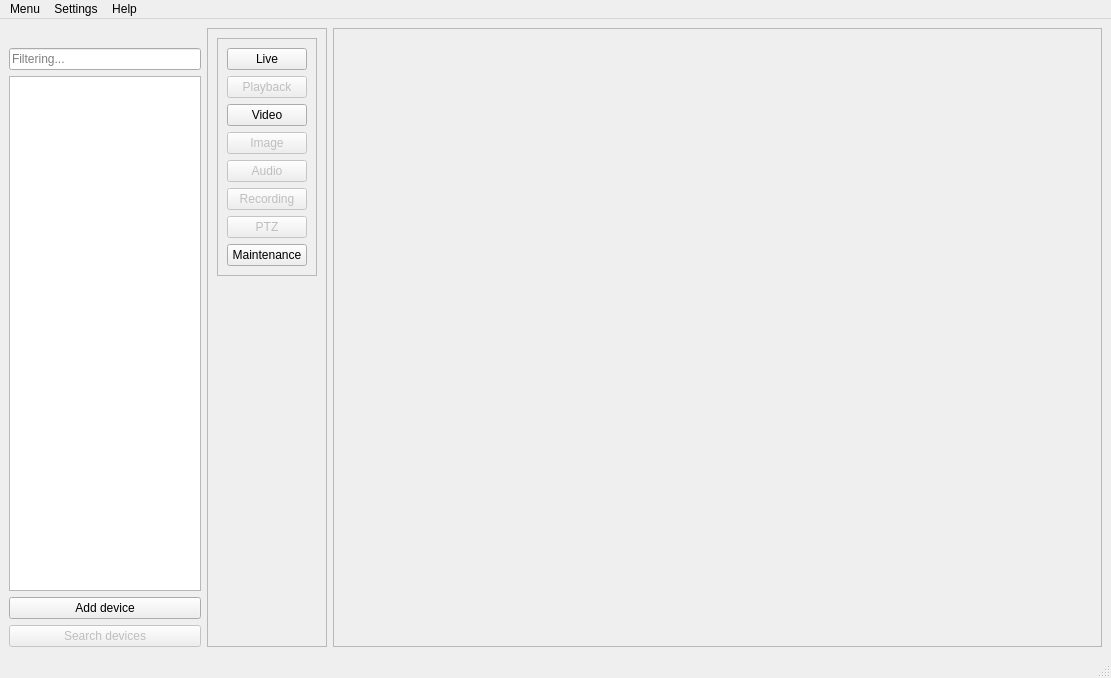
Before: the Qt Designer form GUI/GUI_Util/mainwindow.ui in Abay11/onvif_client, drawn with Qt 5.
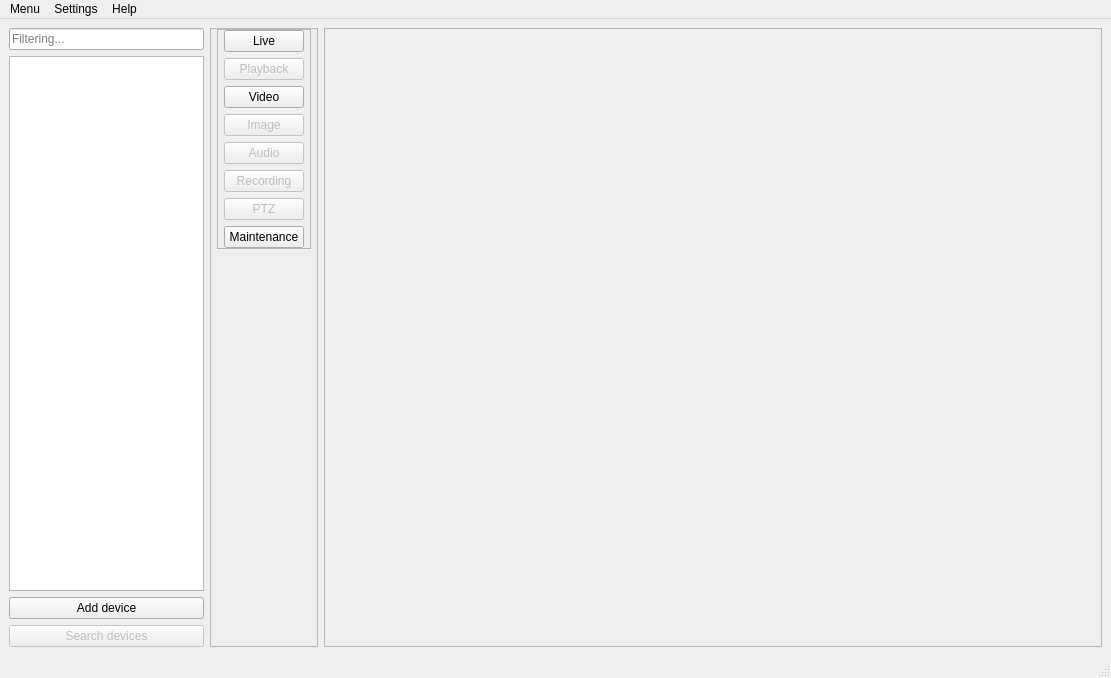
After: the same form once the commit is applied.

Patch:
```diff
--- a/GUI/GUI_Util/mainwindow.ui
+++ b/GUI/GUI_Util/mainwindow.ui
@@ -23,7 +23,7 @@
          <number>6</number>
         </property>
         <property name="topMargin">
-         <number>20</number>
+         <number>0</number>
         </property>
         <item>
          <widget class="QLineEdit" name="leFilter">
@@ -81,6 +81,18 @@
          <enum>QFrame::Raised</enum>
         </property>
         <layout class="QVBoxLayout" name="verticalLayout_2" stretch="0,0">
+         <property name="leftMargin">
+          <number>6</number>
+         </property>
+         <property name="topMargin">
+          <number>0</number>
+         </property>
+         <property name="rightMargin">
+          <number>6</number>
+         </property>
+         <property name="bottomMargin">
+          <number>0</number>
+         </property>
          <item>
           <widget class="QFrame" name="frame">
            <property name="styleSheet">
@@ -93,6 +105,18 @@
             <enum>QFrame::Raised</enum>
            </property>
            <layout class="QVBoxLayout" name="verticalLayout_3">
+            <property name="leftMargin">
+             <number>6</number>
+            </property>
+            <property name="topMargin">
+             <number>0</number>
+            </property>
+            <property name="rightMargin">
+             <number>6</number>
+            </property>
+            <property name="bottomMargin">
+             <number>0</number>
+            </property>
             <item>
              <widget class="QPushButton" name="btnLive">
               <property name="enabled">
```
